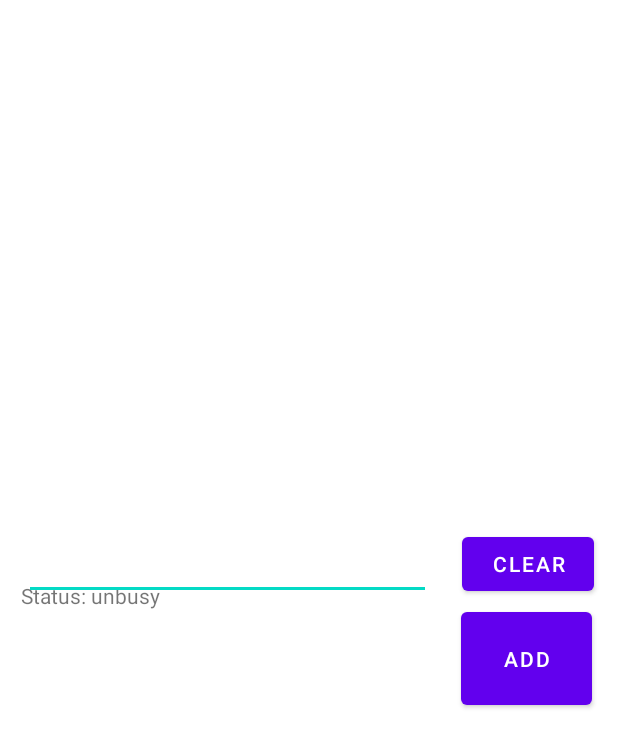
After one commit to archey347/CamCam, an Android app: the layout fragment_scanner.xml on its own in the app's theme, with its tools: preview values and no code run, on a phone screen of 412 x 824 dp. The commit adds this screen. Shown: the top 747 px of the screen. Run offline under Robolectric (Android 15) with nearby library versions, the phone set to English and light mode, and no system bars.

Commit message:
Added scanner page

```diff
--- a/App/app/build.gradle
+++ b/App/app/build.gradle
@@ -43,6 +43,7 @@ dependencies {
     implementation 'androidx.legacy:legacy-support-v4:1.0.0'
     implementation 'org.tensorflow:tensorflow-lite-support:0.1.0'
     implementation 'org.tensorflow:tensorflow-lite-metadata:0.1.0'
+    implementation 'com.squareup.retrofit2:retrofit:2.9.0'
     testImplementation 'junit:junit:4.13.2'
     androidTestImplementation 'androidx.test.ext:junit:1.1.3'
     androidTestImplementation 'androidx.test.espresso:espresso-core:3.4.0'
--- /dev/null
+++ b/App/app/src/main/res/layout/fragment_scanner.xml
@@ -0,0 +1,62 @@
+<?xml version="1.0" encoding="utf-8"?>
+<androidx.constraintlayout.widget.ConstraintLayout xmlns:android="http://schemas.android.com/apk/res/android"
+    xmlns:app="http://schemas.android.com/apk/res-auto"
+    xmlns:tools="http://schemas.android.com/tools"
+    android:layout_width="match_parent"
+    android:layout_height="match_parent"
+    >
+
+    <TextView
+        android:id="@+id/textview_second"
+        android:layout_width="wrap_content"
+        android:layout_height="wrap_content"
+        app:layout_constraintEnd_toEndOf="parent"
+        app:layout_constraintStart_toStartOf="parent"
+        app:layout_constraintTop_toTopOf="parent" />
+
+
+    <Button
+        android:id="@+id/button"
+        android:layout_width="87dp"
+        android:layout_height="74dp"
+        android:layout_marginBottom="348dp"
+        android:text="Add"
+        app:layout_constraintBottom_toBottomOf="parent"
+        app:layout_constraintEnd_toEndOf="parent"
+        app:layout_constraintHorizontal_bias="0.947"
+        app:layout_constraintStart_toStartOf="parent" />
+
+    <TextView
+        android:id="@+id/textView"
+        android:layout_width="wrap_content"
+        android:layout_height="wrap_content"
+        android:text="Status: unbusy"
+        app:layout_constraintBottom_toBottomOf="parent"
+        app:layout_constraintEnd_toEndOf="parent"
+        app:layout_constraintHorizontal_bias="0.043"
+        app:layout_constraintStart_toStartOf="parent"
+        app:layout_constraintTop_toTopOf="parent"
+        app:layout_constraintVertical_bias="0.481" />
+
+    <EditText
+        android:id="@+id/editTextTextPersonName"
+        android:layout_width="271dp"
+        android:layout_height="48dp"
+        android:layout_marginBottom="424dp"
+        android:ems="10"
+        android:inputType="textPersonName"
+        app:layout_constraintBottom_toBottomOf="parent"
+        app:layout_constraintEnd_toStartOf="@+id/button2"
+        app:layout_constraintHorizontal_bias="0.444"
+        app:layout_constraintStart_toStartOf="parent" />
+
+    <Button
+        android:id="@+id/button2"
+        android:layout_width="wrap_content"
+        android:layout_height="wrap_content"
+        android:layout_marginEnd="16dp"
+        android:layout_marginBottom="424dp"
+        android:text="Clear"
+        app:layout_constraintBottom_toBottomOf="parent"
+        app:layout_constraintEnd_toEndOf="parent" />
+</androidx.constraintlayout.widget.ConstraintLayout>
```
Also changed, not shown: App/app/src/main/java/com/example/camcam/ui/scanner/ScannerFragment.java (added, +186 -0 lines), App/app/src/main/java/com/example/camcam/ui/scanner/WiFi.java (added, +72 -0 lines), App/app/src/main/res/values/strings.xml (+3 -86 lines).
